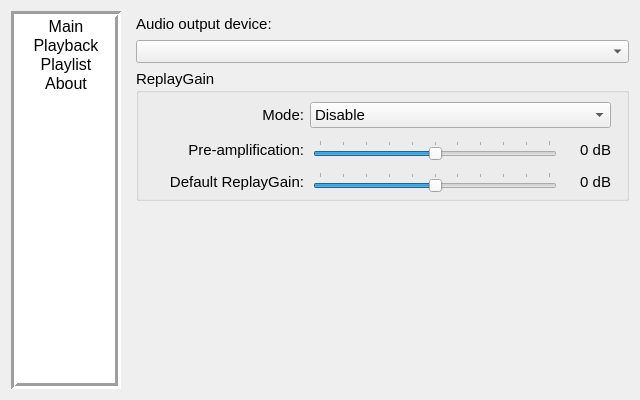
Above: source/ui/configwindow/tp_configwindow.ui from ZXfkSIE/ThousandPlayer before the change. Below: the same form after it.
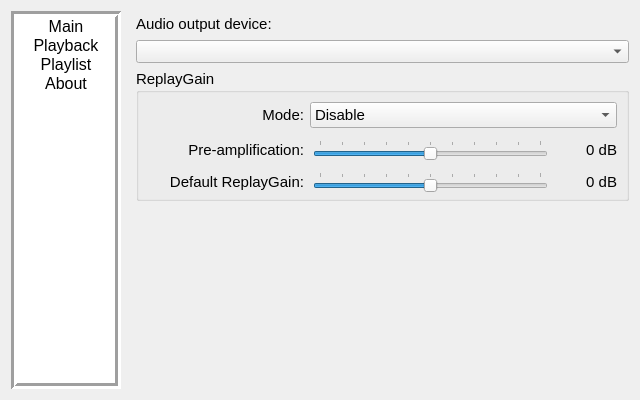
That is the form after the change. The open tabs and pages were chosen to show the change.

The edit to the form file:
```diff
--- a/source/ui/configwindow/tp_configwindow.ui
+++ b/source/ui/configwindow/tp_configwindow.ui
@@ -203,7 +203,7 @@
            <number>6</number>
           </property>
           <property name="rightMargin">
-           <number>6</number>
+           <number>0</number>
           </property>
           <property name="bottomMargin">
            <number>3</number>
@@ -380,13 +380,13 @@
                </property>
                <property name="minimumSize">
                 <size>
-                 <width>45</width>
+                 <width>60</width>
                  <height>20</height>
                 </size>
                </property>
                <property name="maximumSize">
                 <size>
-                 <width>45</width>
+                 <width>60</width>
                  <height>20</height>
                 </size>
                </property>
@@ -485,13 +485,13 @@
                </property>
                <property name="minimumSize">
                 <size>
-                 <width>45</width>
+                 <width>60</width>
                  <height>20</height>
                 </size>
                </property>
                <property name="maximumSize">
                 <size>
-                 <width>45</width>
+                 <width>60</width>
                  <height>20</height>
                 </size>
                </property>
```
Left out of the diff: 2 changed lines with no effect on the pictures.
